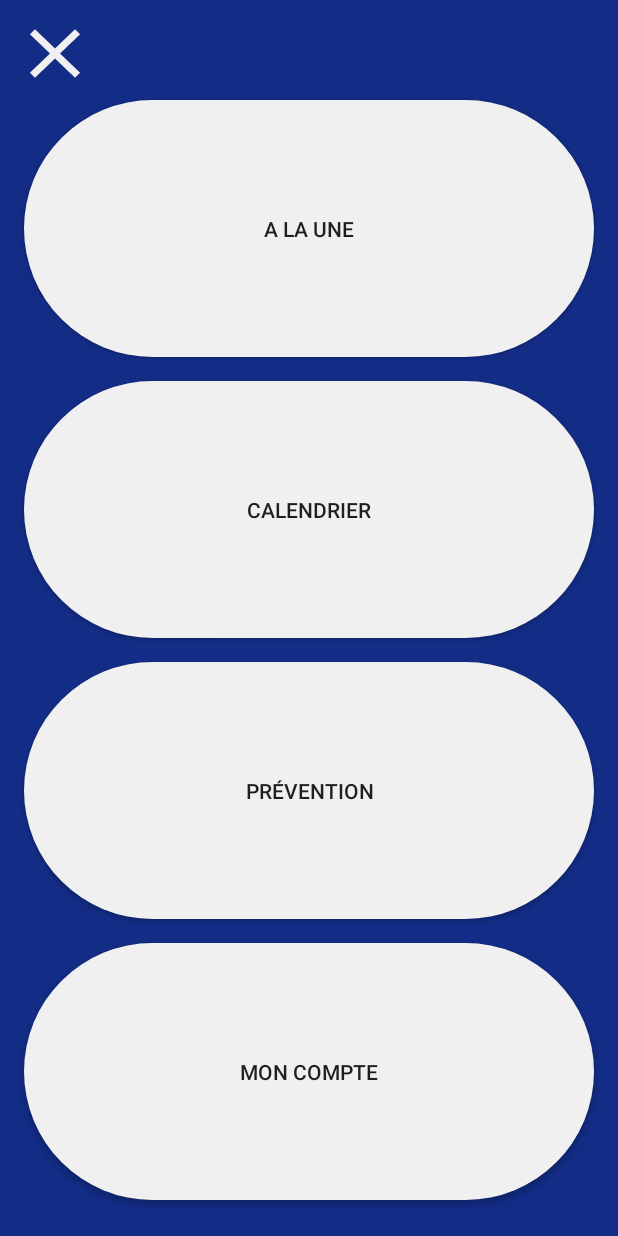
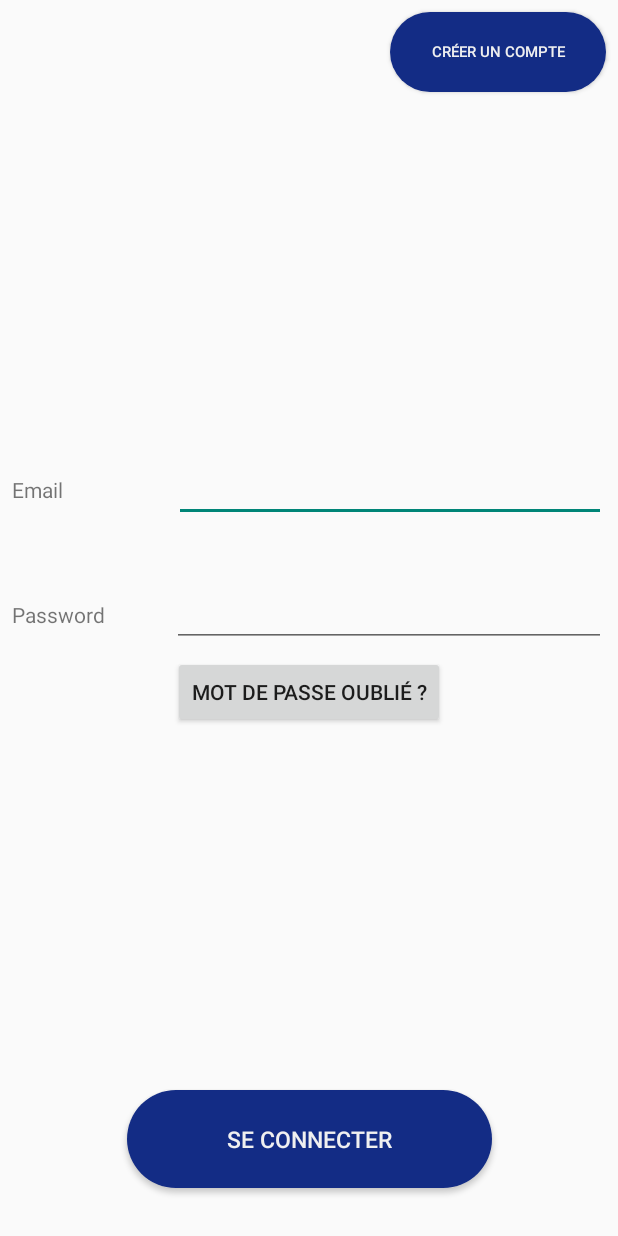
Before and after one commit to solenecousin/calensiee, an Android app: the screen it shows after launch (MainActivity), on a phone screen of 412 x 824 dp. Run offline under Robolectric (Android 15) with nearby library versions, the phone set to English and light mode, and no system bars; our stand-ins replace Firebase (no records; nobody signed in at launch, a user with empty details on screens opened directly).

Commit message:
aujout auth qui marche pas bien

```diff
--- a/app/src/main/AndroidManifest.xml
+++ b/app/src/main/AndroidManifest.xml
@@ -13,6 +13,7 @@
         <activity android:name=".View.WeekViewActivity" />
         <activity android:name=".View.MenuView" />
         <activity android:name=".View.MonthView" />
+        <activity android:name=".EmailPasswordActivity" />
         <activity android:name=".MainActivity"
             android:exported="true">
             <intent-filter>
--- a/app/src/main/java/com/example/calensiee/MainActivity.java
+++ b/app/src/main/java/com/example/calensiee/MainActivity.java
@@ -18,6 +18,8 @@ import static com.example.calensiee.CalendarUtils.monthYearFromDate;
 import com.example.calensiee.View.MenuView;
 import com.example.calensiee.View.MonthView;
 import com.example.calensiee.View.WeekViewActivity;
+import com.google.firebase.auth.FirebaseAuth;
+import com.google.firebase.firestore.FirebaseFirestore;
 
 
 public class MainActivity extends AppCompatActivity implements CalendarAdapter.OnItemListener
@@ -25,7 +27,6 @@ public class MainActivity extends AppCompatActivity implements CalendarAdapter.O
     private TextView monthYearText;
     private RecyclerView calendarRecyclerView;
     //private FirebaseFirestore mFirestore;
-    //private FirebaseAuth mAuth;
 
 
     //@Override
@@ -64,20 +65,15 @@ public void Close(View view){
     protected void onCreate(Bundle savedInstanceState)
     {
         super.onCreate(savedInstanceState);
-        setContentView(R.layout.menu);
-
-        // Initialize Firebase Auth
-        //mAuth = FirebaseAuth.getInstance();
 
         // Enable Firestore logging
         //FirebaseFirestore.setLoggingEnabled(true);
 
+        setContentView(R.layout.auth);
+
         // Initialize Firestore and the main RecyclerView
         //mFirestore = FirebaseUtil.getFirestore();
 
-        //MonthView.initWidgets();
-        //CalendarUtils.selectedDate = LocalDate.now();
-        //MonthView.setMonthView();
     }
 
     @Override
--- /dev/null
+++ b/app/src/main/res/drawable/ic_blue_pills_button.xml
@@ -0,0 +1,13 @@
+<shape xmlns:android="http://schemas.android.com/apk/res/android"
+    android:dither="true"
+    android:shape="rectangle">
+
+    <corners android:radius="120dp" />
+
+    <solid android:color="@color/esiee_blue" />
+
+    <size
+        android:width="300dp"
+        android:height="120dp" />
+
+</shape>
--- /dev/null
+++ b/app/src/main/res/layout/auth.xml
@@ -0,0 +1,114 @@
+<?xml version="1.0" encoding="utf-8"?>
+<androidx.constraintlayout.widget.ConstraintLayout xmlns:android="http://schemas.android.com/apk/res/android"
+    xmlns:app="http://schemas.android.com/apk/res-auto"
+    xmlns:tools="http://schemas.android.com/tools"
+    android:layout_width="match_parent"
+    android:layout_height="match_parent"
+    tools:context=".EmailPasswordActivity">
+
+
+    <Button
+        android:id="@+id/button4"
+        android:layout_width="243dp"
+        android:layout_height="65dp"
+        android:layout_marginStart="16dp"
+        android:layout_marginEnd="16dp"
+        android:layout_marginBottom="32dp"
+        android:background="@drawable/ic_blue_pills_button"
+        android:text="Se connecter"
+        android:textColor="@color/esiee_light_grey"
+        android:textSize="15sp"
+        app:layout_constraintBottom_toBottomOf="parent"
+        app:layout_constraintEnd_toEndOf="parent"
+        app:layout_constraintStart_toStartOf="parent"
+        android:onClick="seConnecter"/>
+
+    <Button
+        android:id="@+id/button5"
+        android:layout_width="144dp"
+        android:layout_height="53dp"
+        android:layout_marginTop="8dp"
+        android:layout_marginEnd="8dp"
+        android:background="@drawable/ic_blue_pills_button"
+        android:text="Créer un compte"
+        android:textColor="@color/esiee_light_grey"
+        android:textSize="10sp"
+        app:layout_constraintEnd_toEndOf="parent"
+        app:layout_constraintTop_toTopOf="parent" />
+
+    <LinearLayout
+        android:id="@+id/linearLayout3"
+        android:layout_width="0dp"
+        android:layout_height="0dp"
+        android:layout_marginTop="8dp"
+        android:layout_marginBottom="8dp"
+        android:gravity="center_vertical"
+        android:orientation="vertical"
+        app:layout_constraintBottom_toTopOf="@+id/button4"
+        app:layout_constraintEnd_toEndOf="parent"
+        app:layout_constraintHorizontal_bias="1.0"
+        app:layout_constraintStart_toStartOf="parent"
+        app:layout_constraintTop_toBottomOf="@+id/button5">
+
+        <LinearLayout
+            android:id="@+id/emailLayout"
+            android:layout_width="match_parent"
+            android:layout_height="wrap_content"
+            android:layout_marginStart="8dp"
+            android:layout_marginTop="0dp"
+            android:layout_marginEnd="8dp"
+            android:layout_marginBottom="6dp"
+            android:orientation="horizontal">
+
+            <TextView
+                android:id="@+id/textView3"
+                android:layout_width="wrap_content"
+                android:layout_height="wrap_content"
+                android:layout_weight="1"
+                android:text="Email" />
+
+            <EditText
+                android:id="@+id/editTextTextEmailAddress"
+                android:layout_width="wrap_content"
+                android:layout_height="wrap_content"
+                android:layout_weight="1"
+                android:ems="10"
+                android:inputType="textEmailAddress" />
+
+        </LinearLayout>
+
+        <LinearLayout
+            android:id="@+id/PasswordLayout"
+            android:layout_width="match_parent"
+            android:layout_height="wrap_content"
+            android:layout_marginStart="8dp"
+            android:layout_marginTop="32dp"
+            android:layout_marginEnd="8dp"
+            android:layout_marginBottom="6dp"
+            android:orientation="horizontal">
+
+
+            <TextView
+                android:id="@+id/textView4"
+                android:layout_width="31dp"
+                android:layout_height="wrap_content"
+                android:layout_weight="1"
+                android:text="Password" />
+
+            <EditText
+                android:id="@+id/editTextTextPassword"
+                android:layout_width="wrap_content"
+                android:layout_height="wrap_content"
+                android:layout_weight="1"
+                android:ems="10"
+                android:inputType="textPassword" />
+        </LinearLayout>
+
+        <Button
+            android:id="@+id/button6"
+            android:layout_width="wrap_content"
+            android:layout_height="wrap_content"
+            android:layout_gravity="center_horizontal"
+            android:text="Mot de passe oublié ?" />
+    </LinearLayout>
+</androidx.constraintlayout.widget.ConstraintLayout>
```
Also changed, not shown: app/src/main/java/com/example/calensiee/EmailPasswordActivity.java (added, +151 -0 lines).
